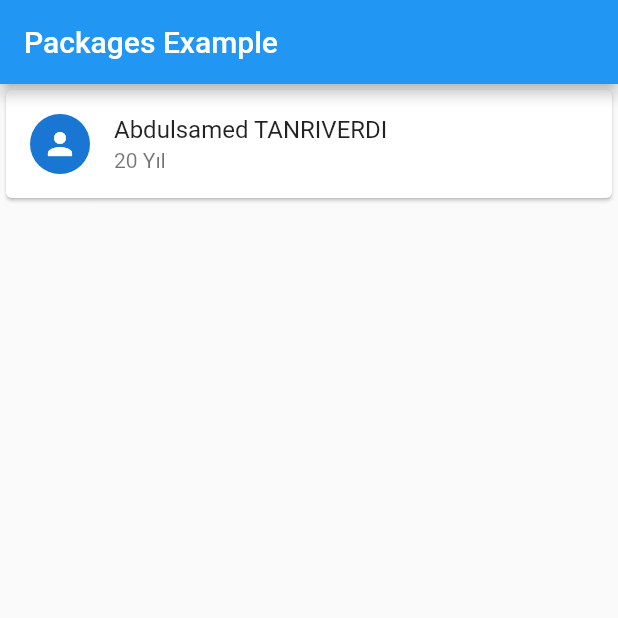
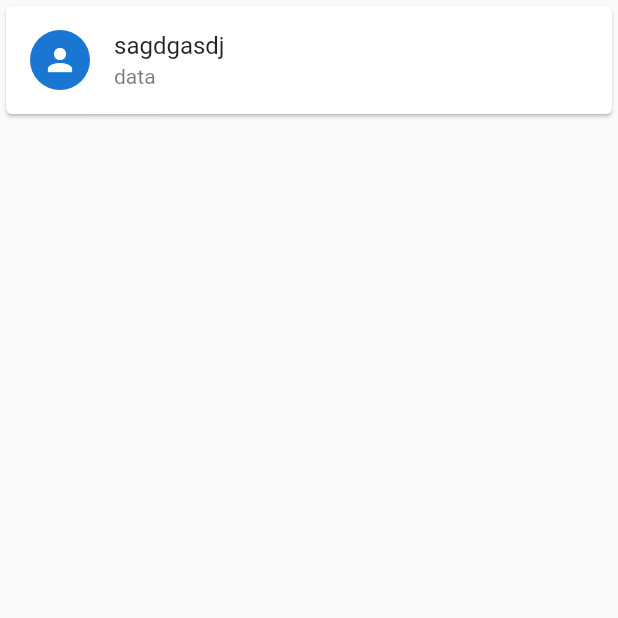
Before and after one commit to Allahverdyy/Abdulsamed_packages, a Flutter app: the screen it shows after launch, on a phone screen of 412 x 824 dp, the top half of it. Run offline on Flutter 3.47's test engine with Material 2 defaults, Android fonts, the phone set to English and light mode, and no system bars.

Commit message:
add: add some files

```diff
--- a/abdulsamed_package_1/example/lib/view/animation_view.dart
+++ b/abdulsamed_package_1/example/lib/view/animation_view.dart
@@ -1,4 +1,4 @@
-import 'package:abdulsamed_package_1/abdulsamed_package_1.dart';
+import 'package:abdulsamed_package_1/widgets/package_widget.dart';
 import 'package:flutter/material.dart';
 
 class PackageView extends StatefulWidget {
@@ -12,7 +12,12 @@ class _PackageViewState extends State<PackageView> {
   @override
   Widget build(BuildContext context) {
     return const Scaffold(
-      body: Center(child: MyWidget()),
+      body: Center(child: PackageWidget(
+        title: Text('sagdgasdj'),
+        leading: CircleAvatar(child: Icon(Icons.person)),
+        subtitle: Text('data'),
+
+      )),
     );
   }
 }
--- a/abdulsamed_package_1/lib/abdulsamed_package_1.dart
+++ b/abdulsamed_package_1/lib/abdulsamed_package_1.dart
@@ -1,24 +1 @@
 library abdulsamed_package_1;
-
-import 'package:abdulsamed_package_1/widgets/package_widget.dart';
-import 'package:flutter/material.dart';
-
-class MyWidget extends StatelessWidget {
-  const MyWidget({super.key});
-
-  @override
-  Widget build(BuildContext context) {
-    return MaterialApp(
-      debugShowCheckedModeBanner: false,
-      home: Scaffold(
-        appBar: AppBar(
-          title: const Text('Packages Example'),
-        ),
-        body: const PackageWidget(
-          leading: CircleAvatar(child: Icon(Icons.person)),
-          title: 'ABDULSAMED TANRIVERDI',
-        )
-      ),
-    );
-  }
-}
--- a/abdulsamed_package_1/lib/widgets/package_widget.dart
+++ b/abdulsamed_package_1/lib/widgets/package_widget.dart
@@ -1,20 +1,22 @@
 import 'package:flutter/material.dart';
 
 class PackageWidget extends StatelessWidget {
-  final dynamic leading;
-  final String title;
+  final Widget leading;
+  final Widget title;
+  final Widget? subtitle;
+
   const PackageWidget({
-    super.key, this.leading, required this.title
+    super.key, required this.leading, required this.title, this.subtitle
   });
 
   @override
   Widget build(BuildContext context) {
-    return const Column(children: [
+    return Column(children: [
       Card(
         child: ListTile(
-          leading: CircleAvatar(child: Icon(Icons.person)),
-          title: Text("Abdulsamed TANRIVERDI"),
-          subtitle: Text("20 Yıl"),
+          leading: leading,
+          title: title,
+          subtitle: subtitle,
         ),
       )
     ]);
```
